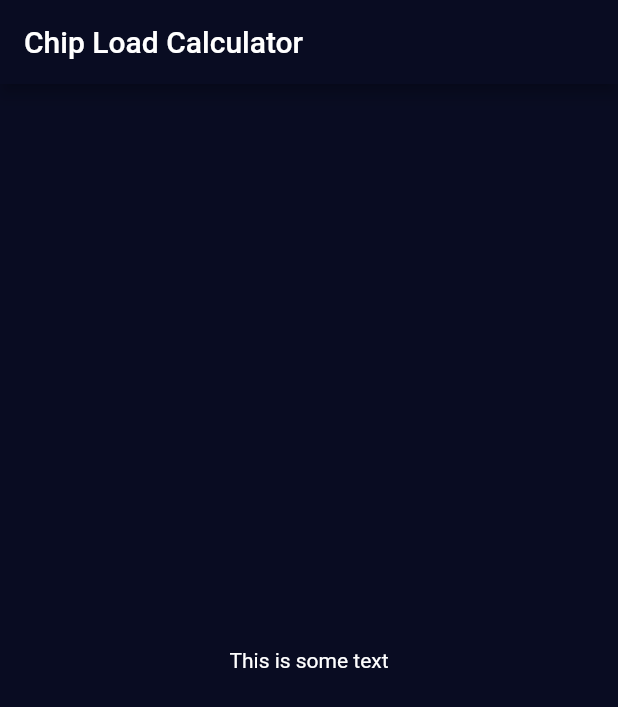
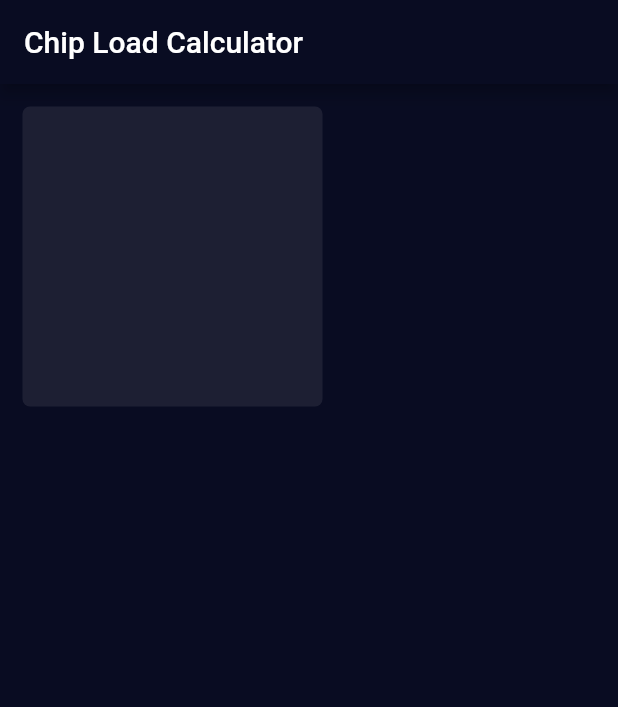
Before and after one commit to TheBeachLab/fabbers, a Flutter app: the screen it shows after launch, on a phone screen of 412 x 824 dp. Shown: the top 707 px of the screen. Run offline on Flutter 3.47's test engine with Material 2 defaults, Android fonts, the phone set to English and light mode, and no system bars; our stand-ins replace audioplayers, rflutter_alert.

Commit message:
CLC single card

```diff
--- a/lib/chipload_input.dart
+++ b/lib/chipload_input.dart
@@ -1,4 +1,6 @@
+import 'package:flutter/cupertino.dart';
 import 'package:flutter/material.dart';
+import 'package:flutter/painting.dart';
 
 class InputPage extends StatefulWidget {
   @override
@@ -9,12 +11,17 @@ class _InputPageState extends State<InputPage> {
   @override
   Widget build(BuildContext context) {
     return Scaffold(
-      appBar: AppBar(
-        title: Text('Chip Load Calculator'),
-      ),
-      body: Center(
-        child: Text('This is some text'),
-      ),
-    );
+        appBar: AppBar(
+          title: Text('Chip Load Calculator'),
+        ),
+        body: Container(
+          height: 200.0,
+          width: 200.0,
+          margin: EdgeInsets.all(15),
+          decoration: BoxDecoration(
+            borderRadius: BorderRadius.circular(5),
+            color: Color(0xff1D1F33),
+          ),
+        ));
   }
 }
```
